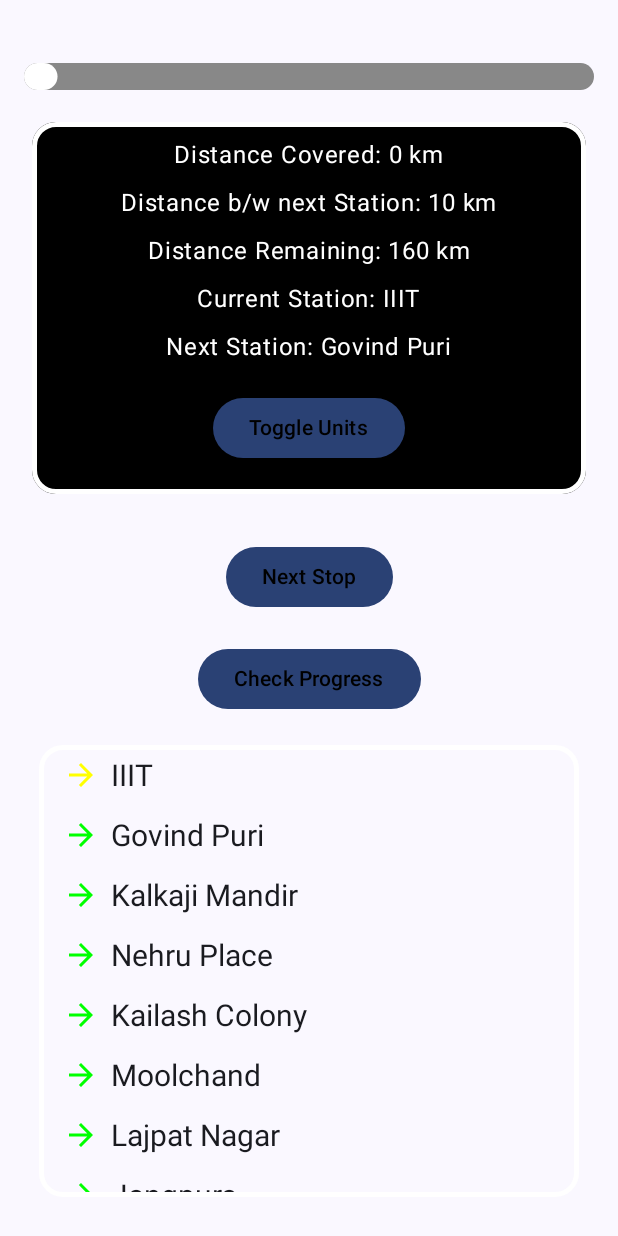
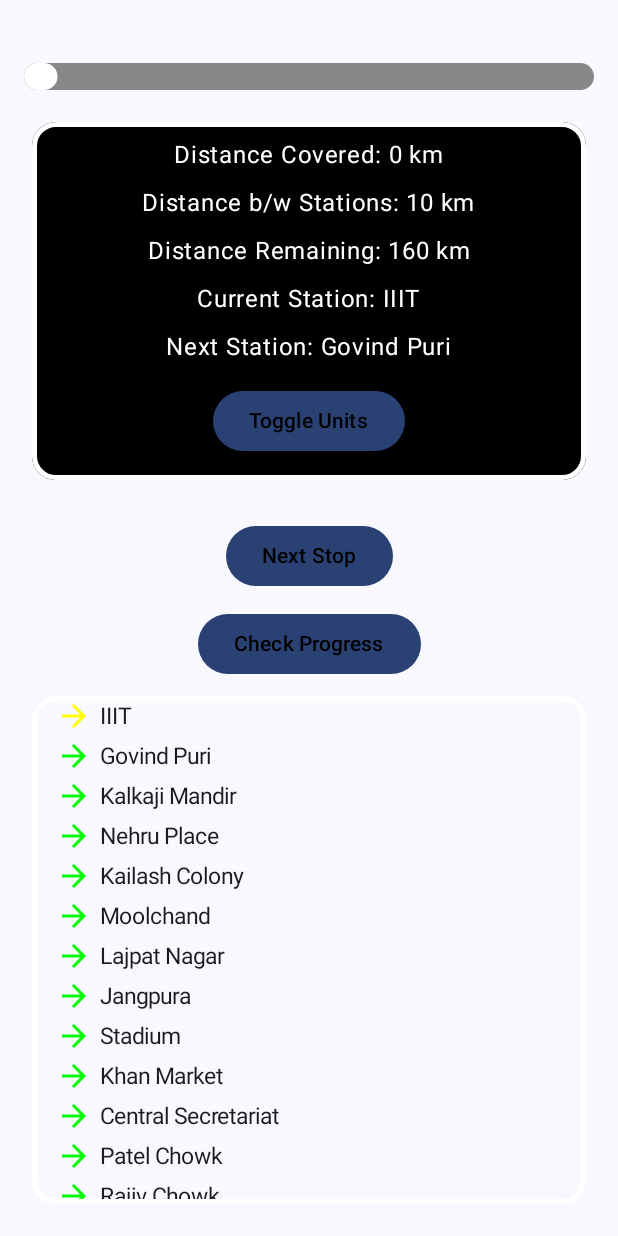
Before and after one commit to sarthak23-25/Mobile_Computing, an Android app built with Jetpack Compose: the screen it shows after launch (MainActivity), on a phone screen of 412 x 824 dp. Run offline under Robolectric (Android 15) with nearby library versions, the phone set to English and light mode, and no system bars.

Commit message:
update ui

```diff
--- a/MC_A1_MT23082/app/src/main/java/com/example/mc_a1_2/MainActivity.kt
+++ b/MC_A1_MT23082/app/src/main/java/com/example/mc_a1_2/MainActivity.kt
@@ -181,7 +181,7 @@ fun ProgressDisplayBox(
             modifier = Modifier.padding(bottom = 8.dp)
         )
         Text(
-            text = "Distance b/w next Station: ${convertToUnits(upcomingProgress-currentProgress)}",
+            text = "Distance b/w Stations: ${convertToUnits(upcomingProgress-currentProgress)}",
             color = textColor,
             modifier = Modifier.padding(bottom = 8.dp)
         )
@@ -217,7 +217,7 @@ fun CustomToggleButton(text: String, onClick: () -> Unit) {
         horizontalAlignment = Alignment.CenterHorizontally,
         modifier = Modifier
             .fillMaxWidth()
-            .padding(10.dp)
+            .padding(5.dp)
     ) {
         Button(
             onClick = onClick,
@@ -247,7 +247,7 @@ fun NextButton(text: String, progress: Int, itemCount: Int, onClick: (Int) -> Un
         horizontalAlignment = Alignment.CenterHorizontally,
         modifier = Modifier
             .fillMaxWidth()
-            .padding(10.dp)
+            .padding(5.dp)
     ) {
         Button(
             onClick = {
@@ -271,7 +271,7 @@ fun CustomButtonCheckProgress(
         horizontalAlignment = Alignment.CenterHorizontally,
         modifier = Modifier
             .fillMaxWidth()
-            .padding(10.dp)
+            .padding(5.dp)
     ) {
         Button(
             onClick = {
@@ -292,7 +292,7 @@ fun ColumnList(currentItemIndex: Int, listItem: List<String>, visitedItems: List
     Box(
         modifier = Modifier
             .fillMaxSize()
-            .padding(10.dp)
+            .padding(5.dp)
             .border(3.dp, Color.White, shape = RoundedCornerShape(16.dp))
     ) {
         Box(
@@ -308,14 +308,14 @@ fun ColumnList(currentItemIndex: Int, listItem: List<String>, visitedItems: List
                 itemsIndexed(listItem) { index, item ->
                     Row(
                         verticalAlignment = Alignment.CenterVertically,
-                        modifier = Modifier.padding(vertical = 8.dp)
+                        modifier = Modifier.padding(vertical = 1.6.dp)
                     ) {
                         if (index < currentItemIndex && !visitedItems[index]) {
                             Icon(
                                 imageVector = Icons.Default.ArrowForward,
                                 contentDescription = "Visited Item",
                                 tint = Color.Red,
-                                modifier = Modifier.padding(end = 8.dp)
+                                modifier = Modifier.padding(end = 5.dp)
                             )
                         }
                         if (index == currentItemIndex && !visitedItems[index]) {
@@ -323,7 +323,7 @@ fun ColumnList(currentItemIndex: Int, listItem: List<String>, visitedItems: List
                                 imageVector = Icons.Default.ArrowForward,
                                 contentDescription = "Current Item",
                                 tint = Color.Yellow,
-                                modifier = Modifier.padding(end = 8.dp)
+                                modifier = Modifier.padding(end = 5.dp)
                             )
                         }
                         if (index > currentItemIndex && !visitedItems[index]) {
@@ -331,10 +331,10 @@ fun ColumnList(currentItemIndex: Int, listItem: List<String>, visitedItems: List
                                 imageVector = Icons.Default.ArrowForward,
                                 contentDescription = "Upcoming Item",
                                 tint = Color.Green,
-                                modifier = Modifier.padding(end = 8.dp)
+                                modifier = Modifier.padding(end = 5.dp)
                             )
                         }
-                        Text(text = item, style = TextStyle(fontSize = 20.sp))
+                        Text(text = item, style = TextStyle(fontSize = 15.sp))
                     }
                 }
             }
```
